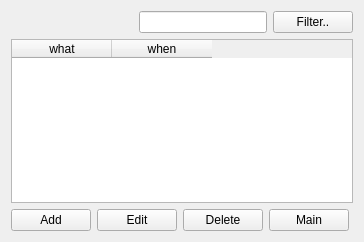
Qt form qt/apps/tutorial/forms/notes.ui (Wolframe/qtClient) before a commit.
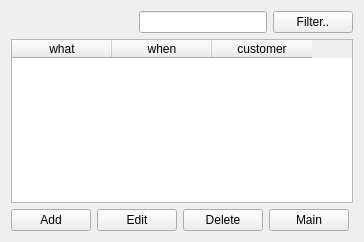
The same form after that commit.

Diff of the .ui file:
```diff
--- a/qt/apps/tutorial/forms/notes.ui
+++ b/qt/apps/tutorial/forms/notes.ui
@@ -47,6 +47,11 @@
        <string>when</string>
       </property>
      </column>
+     <column>
+      <property name="text">
+       <string>customer</string>
+      </property>
+     </column>
     </widget>
    </item>
    <item row="2" column="0">
```
